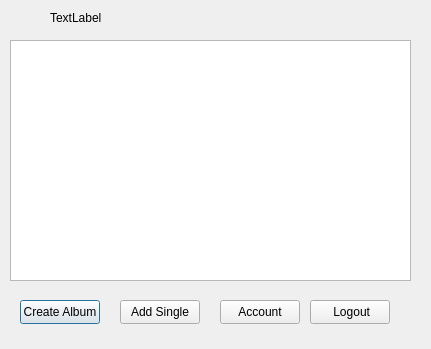
The window that artistdashboard.ui (Kiana-hash/MusicAppQt) describes before a commit, drawn with Qt 5.
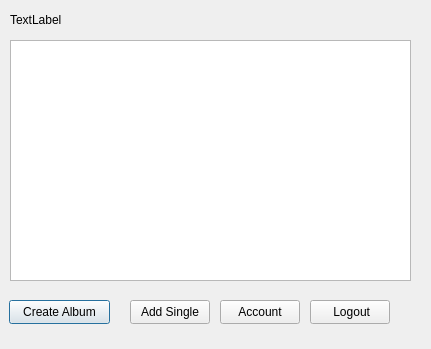
The same window after the commit.

The edit to the form file:
```diff
--- a/artistdashboard.ui
+++ b/artistdashboard.ui
@@ -16,10 +16,10 @@
   <widget class="QLabel" name="welcomeLabel">
    <property name="geometry">
     <rect>
-     <x>50</x>
+     <x>10</x>
      <y>10</y>
-     <width>241</width>
-     <height>16</height>
+     <width>281</width>
+     <height>20</height>
     </rect>
    </property>
    <property name="text">
@@ -39,9 +39,9 @@
   <widget class="QPushButton" name="createAlbumButton">
    <property name="geometry">
     <rect>
-     <x>20</x>
+     <x>9</x>
      <y>300</y>
-     <width>80</width>
+     <width>101</width>
      <height>24</height>
     </rect>
    </property>
@@ -52,7 +52,7 @@
   <widget class="QPushButton" name="createSingleButton">
    <property name="geometry">
     <rect>
-     <x>120</x>
+     <x>130</x>
      <y>300</y>
      <width>80</width>
      <height>24</height>
```
